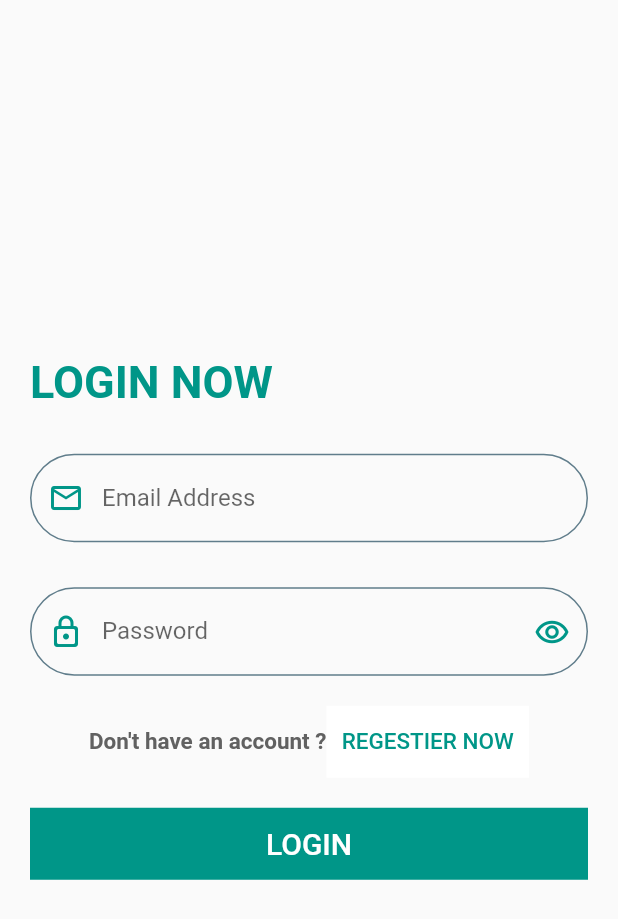
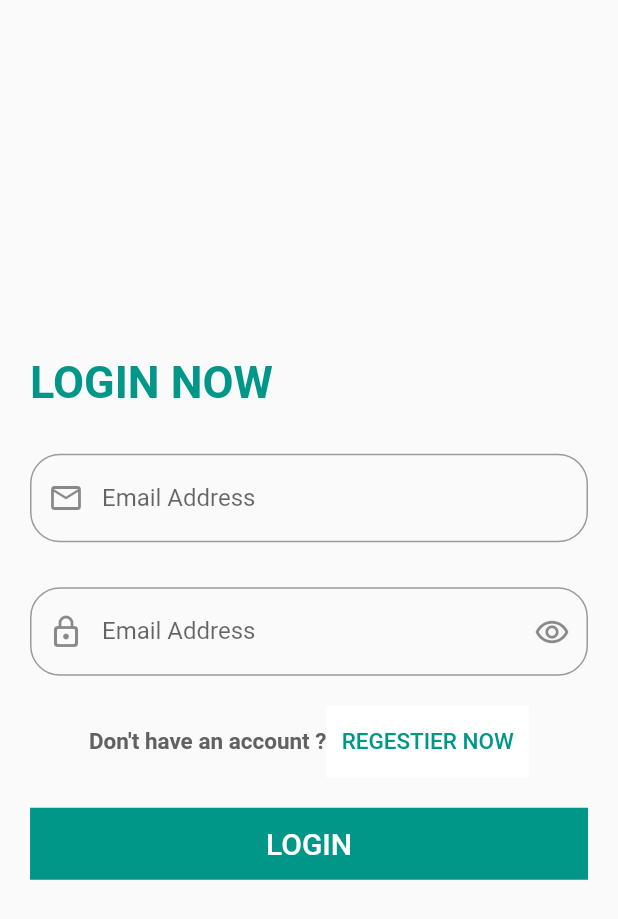
Before and after one commit to MAmin2001/Shop_App, a Flutter app: the screen it shows after launch, on a phone screen of 412 x 824 dp. Shown: the top 919 px of the screen. Run offline on Flutter 3.47's test engine with Material 2 defaults, Android fonts, the phone set to English and light mode, and no system bars; our stand-ins replace conditional_builder_null_safety, dio, flutter_bloc, fluttertoast.

```diff
--- a/lib/main.dart
+++ b/lib/main.dart
@@ -1,11 +1,12 @@
 import 'package:flutter/material.dart';
 import 'package:flutter_bloc/flutter_bloc.dart';
 import 'package:untitled/bloc_observer/observer.dart';
+import 'package:untitled/network/remote/dio_helper.dart';
 import 'package:untitled/shop_app/shop_login/login.dart';
-import 'package:untitled/styles/colors.dart';
 
 void main() {
   Bloc.observer = MyBlocObserver();
+  DioHelper.init();
   runApp( MyApp());
 }
 
--- a/lib/shop_app/shop_login/login.dart
+++ b/lib/shop_app/shop_login/login.dart
@@ -1,6 +1,7 @@
 import 'package:conditional_builder_null_safety/conditional_builder_null_safety.dart';
 import 'package:flutter/material.dart';
 import 'package:flutter_bloc/flutter_bloc.dart';
+import 'package:fluttertoast/fluttertoast.dart';
 import 'package:untitled/components/components.dart';
 import 'package:untitled/shop_app/shop_login/login_cubit/cubit.dart';
 import 'package:untitled/shop_app/shop_login/login_cubit/states.dart';
@@ -9,16 +10,49 @@ import 'package:untitled/styles/colors.dart';
 
 class ShopLogin extends StatelessWidget {
 
-  var formKey = GlobalKey<FormState>();
-  var emailController = TextEditingController();
-  var passwordController = TextEditingController();
+  final  formKey = GlobalKey<FormState>();
+  final emailController = TextEditingController();
+  final passwordController = TextEditingController();
+
+   ShopLogin({Key? key}) : super(key: key);
 
   @override
   Widget build(BuildContext context) {
     return BlocProvider(
       create: (BuildContext context) => ShopLoginCubit(),
       child: BlocConsumer<ShopLoginCubit,ShopLoginStates>(
-         listener: (context,state){},
+         listener: (context,state)
+         {
+           if (state is ShopLoginSuccessState)
+           {
+             if(state.loginModel.status!)
+             {
+               Fluttertoast.showToast(
+                   msg: state.loginModel.message!,
+                   toastLength: Toast.LENGTH_LONG,
+                   gravity: ToastGravity.BOTTOM,
+                   timeInSecForIosWeb: 5,
+                   backgroundColor: Colors.green,
+                   textColor: Colors.white,
+                   fontSize: 16.0
+               );
+             }
+             else
+             {
+               {
+                 Fluttertoast.showToast(
+                     msg: state.loginModel.message!,
+                     toastLength: Toast.LENGTH_LONG,
+                     gravity: ToastGravity.BOTTOM,
+                     timeInSecForIosWeb: 5,
+                     backgroundColor: Colors.red,
+                     textColor: Colors.white,
+                     fontSize: 16.0
+                 );
+               }
+             }
+           }
+         },
          builder: (context,state)
          {
            return Scaffold(
@@ -41,35 +75,52 @@ class ShopLogin extends StatelessWidget {
                          ),
                          const SizedBox(height: 30.0,
                          ),
-                         defaultTextFormField(
+                         TextFormField(
                        controller: emailController,
                        keyboardType: TextInputType.emailAddress,
+                       obscureText: false,
                        validator: (value)
                        {
-                             if(value == null || value.isEmpty)
+                          if(value!.isEmpty)
                           {
-                               return'email address must not be empty';
+                            return('please enter email');
                           }
+                          return null;
+
                        },
+                       decoration:InputDecoration(
                          labelText: 'Email Address',
-                           prefix: const Icon(Icons.email_outlined),
-                           radius: const Radius.circular(40),
+                         border: OutlineInputBorder(
+                           borderRadius: BorderRadius.circular(20.0),
+                         ),
+                         prefixIcon: Icon(Icons.email_outlined),
+                       ),
+
+
+
+
                      ),
                          const SizedBox(height: 30.0,),
-                         defaultTextFormField(
+                         TextFormField(
                            controller: passwordController,
                            keyboardType: TextInputType.visiblePassword,
+                           obscureText: false,
                            validator: (value)
                            {
-                             if(value == null || value.isEmpty)
+                             if(value!.isEmpty)
                              {
-                               return'password must not be empty';
+                               return('please enter password');
                              }
+                             return null;
                            },
-                           labelText: 'Password',
-                           prefix: const Icon(Icons.lock_outline_rounded),
-                           suffix: const Icon(Icons.remove_red_eye_outlined),
-                           radius: const Radius.circular(40),
+                           decoration:InputDecoration(
+                             labelText: 'Email Address',
+                             border: OutlineInputBorder(
+                               borderRadius: BorderRadius.circular(20.0),
+                             ),
+                             prefixIcon: Icon(Icons.lock_outline_rounded),
+                             suffixIcon: Icon(Icons.remove_red_eye_outlined),
+                           ),
                          ),
                          const SizedBox(height: 20.0,),
                          Row(
@@ -96,9 +147,11 @@ class ShopLogin extends StatelessWidget {
                          const SizedBox(height: 20.0,),
                          ConditionalBuilder(
                            condition: state is! ShopLoginLoadingState,
-                           builder: (context)=> defaultButton(
-                               text: 'Login',
-                               function: ()
+                           builder: (context)=> Container(
+                             width: double.infinity,
+                             color: primarySwatch,
+                             child: MaterialButton(
+                               onPressed: ()
                                {
                                  if(formKey.currentState!.validate())
                                  {
@@ -107,7 +160,16 @@ class ShopLogin extends StatelessWidget {
                                        password: passwordController.text
                                    );
                                  }
-                               }
+                               },
+                               child: Text(
+                                 'login'.toUpperCase(),
+                                 style: const TextStyle(
+                                   color: Colors.white,
+                                   fontSize: 20.0,
+                                 ),
+                               ),
+
+                             ),
                            ),
                              fallback: (context)=> const Center(child: CircularProgressIndicator(
                              color: Colors.teal,
--- a/lib/shop_app/shop_login/login_cubit/states.dart
+++ b/lib/shop_app/shop_login/login_cubit/states.dart
@@ -1,3 +1,5 @@
+import 'package:untitled/models/login_data.dart';
+
 abstract class ShopLoginStates{}
 
 
@@ -5,7 +7,12 @@ class ShopLoginInitialState extends ShopLoginStates{}
 
 class ShopLoginLoadingState extends ShopLoginStates{}
 
-class ShopLoginSuccessState extends ShopLoginStates{}
+class ShopLoginSuccessState extends ShopLoginStates
+{
+  final ShopLoginModel loginModel;
+
+  ShopLoginSuccessState(this.loginModel);
+}
 
 class ShopLoginErrorState extends ShopLoginStates
 {
--- a/pubspec.yaml
+++ b/pubspec.yaml
@@ -37,6 +37,7 @@ dependencies:
   flutter_bloc: ^8.1.2
   dio: ^5.0.1
   conditional_builder_null_safety: ^0.0.6
+  fluttertoast: ^8.2.1
 
 
 
```
Also changed, not shown: lib/shop_app/shop_login/login_cubit/cubit.dart (+5 -3 lines), pubspec.lock. Lines whose indentation alone changed are shown as unchanged.
